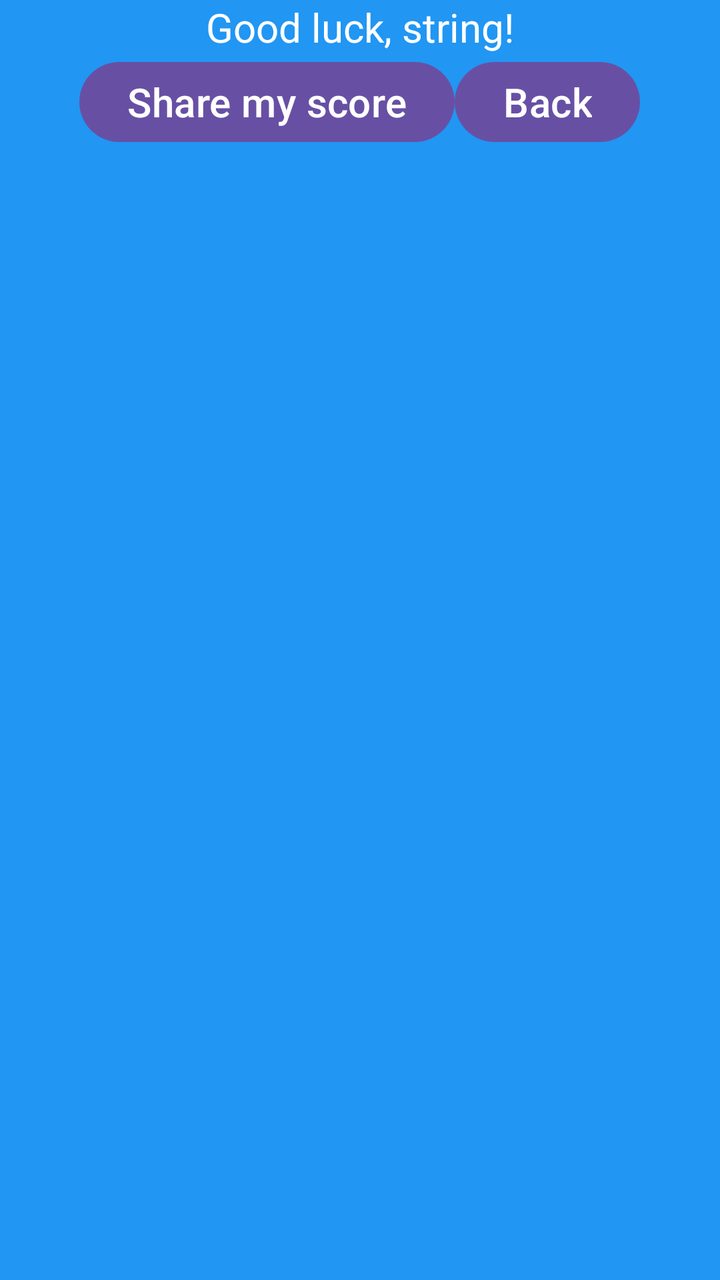
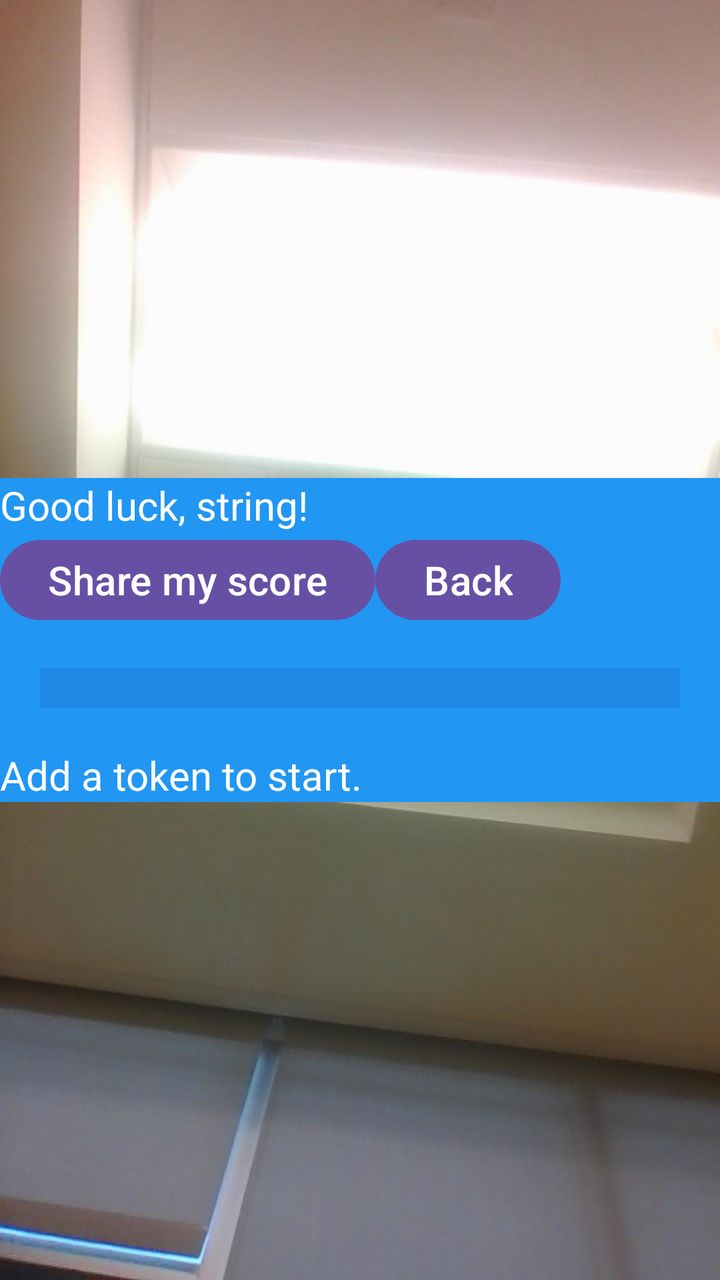

Compare the two renders of this Android layout. The source of the first and the diff that turns it into the second are given below.
<!-- AndroidManifest.xml: application theme Theme.Assignment1 -->
<!-- res/layout/activity_game.xml -->
<?xml version="1.0" encoding="utf-8"?>
<LinearLayout xmlns:android="http://schemas.android.com/apk/res/android"
    android:layout_width="match_parent"
    android:layout_height="wrap_content"
    android:background="#2196F3"
    android:gravity="center"
    android:orientation="vertical">

    <TextView
        android:id="@+id/goodLuckTextView"
        android:layout_width="wrap_content"
        android:layout_height="wrap_content"
        android:text="Good luck, string!"
        android:textColor="@color/white"
        android:textSize="20sp" />

    <LinearLayout
        android:id="@+id/optionsArea"
        android:layout_width="wrap_content"
        android:layout_height="match_parent"
        android:orientation="horizontal">

        <Button
            android:id="@+id/shareScoreButton"
            android:layout_width="wrap_content"
            android:layout_height="wrap_content"
            android:onClick="shareScoreChosen"
            android:text="Share my score"
            android:textSize="20sp" />

        <Button
            android:id="@+id/backButton"
            android:layout_width="wrap_content"
            android:layout_height="wrap_content"
            android:layout_weight="1"
            android:text="Back"
            android:textSize="20sp" />

    </LinearLayout>

    <LinearLayout
        android:id="@+id/addArea"
        android:layout_width="match_parent"
        android:layout_height="match_parent"
        android:gravity="center"
        android:orientation="horizontal">

    </LinearLayout>

    <LinearLayout
        android:id="@+id/boardArea"
        android:layout_width="match_parent"
        android:layout_height="match_parent"
        android:gravity="center"
        android:orientation="vertical">

        <LinearLayout
            android:id="@+id/verticalGroupsArea"
            android:layout_width="match_parent"
            android:layout_height="match_parent"
            android:layout_margin="20sp"
            android:background="#1E88E5"
            android:gravity="center"
            android:orientation="horizontal"
            android:paddingTop="10sp"
            android:paddingBottom="10sp">

        </LinearLayout>

    </LinearLayout>

    <TextView
        android:id="@+id/scoreTextView"
        android:layout_width="wrap_content"
        android:layout_height="wrap_content"
        android:text="Add a token to start."
        android:textColor="@color/white"
        android:textSize="20sp" />


</LinearLayout>
<!-- resources referenced by this layout -->
<resources>
  <color name="white">#FFFFFFFF</color>
  <style name="Theme.Assignment1" parent="Base.Theme.Assignment1" />
  <style name="Base.Theme.Assignment1" parent="Theme.Material3.DayNight.NoActionBar">
          
          
      </style>
</resources>

<!-- the commit's change to res/layout/activity_game.xml (unified diff, before → after) -->
@@ -2,80 +2,88 @@
 <LinearLayout xmlns:android="http://schemas.android.com/apk/res/android"
     android:layout_width="match_parent"
     android:layout_height="wrap_content"
-    android:background="#2196F3"
+    android:background="@drawable/background2"
     android:gravity="center"
     android:orientation="vertical">
 
-    <TextView
-        android:id="@+id/goodLuckTextView"
-        android:layout_width="wrap_content"
+    <LinearLayout
+        android:id="@+id/elementsArea"
+        android:layout_width="match_parent"
         android:layout_height="wrap_content"
-        android:text="Good luck, string!"
-        android:textColor="@color/white"
-        android:textSize="20sp" />
+        android:background="#2196F3"
+        android:orientation="vertical">
 
-    <LinearLayout
-        android:id="@+id/optionsArea"
-        android:layout_width="wrap_content"
-        android:layout_height="match_parent"
-        android:orientation="horizontal">
-
-        <Button
-            android:id="@+id/shareScoreButton"
+        <TextView
+            android:id="@+id/goodLuckTextView"
             android:layout_width="wrap_content"
             android:layout_height="wrap_content"
-            android:onClick="shareScoreChosen"
-            android:text="Share my score"
+            android:text="Good luck, string!"
+            android:textColor="@color/white"
             android:textSize="20sp" />
 
-        <Button
-            android:id="@+id/backButton"
+        <LinearLayout
+            android:id="@+id/optionsArea"
+            android:layout_width="wrap_content"
+            android:layout_height="match_parent"
+            android:orientation="horizontal">
+
+            <Button
+                android:id="@+id/shareScoreButton"
+                android:layout_width="wrap_content"
+                android:layout_height="wrap_content"
+                android:onClick="shareScoreChosen"
+                android:text="Share my score"
+                android:textSize="20sp" />
+
+            <Button
+                android:id="@+id/backButton"
+                android:layout_width="wrap_content"
+                android:layout_height="wrap_content"
+                android:layout_weight="1"
+                android:text="Back"
+                android:textSize="20sp" />
+
+        </LinearLayout>
+
+        <LinearLayout
+            android:id="@+id/addArea"
+            android:layout_width="match_parent"
+            android:layout_height="match_parent"
+            android:gravity="center"
+            android:orientation="horizontal">
+
+        </LinearLayout>
+
+        <LinearLayout
+            android:id="@+id/boardArea"
+            android:layout_width="match_parent"
+            android:layout_height="match_parent"
+            android:gravity="center"
+            android:orientation="vertical">
+
+            <LinearLayout
+                android:id="@+id/verticalGroupsArea"
+                android:layout_width="match_parent"
+                android:layout_height="match_parent"
+                android:layout_margin="20sp"
+                android:background="#1E88E5"
+                android:gravity="center"
+                android:orientation="horizontal"
+                android:paddingTop="10sp"
+                android:paddingBottom="10sp">
+
+            </LinearLayout>
+
+        </LinearLayout>
+
+        <TextView
+            android:id="@+id/scoreTextView"
             android:layout_width="wrap_content"
             android:layout_height="wrap_content"
-            android:layout_weight="1"
-            android:text="Back"
+            android:text="Add a token to start."
+            android:textColor="@color/white"
             android:textSize="20sp" />
 
     </LinearLayout>
 
-    <LinearLayout
-        android:id="@+id/addArea"
-        android:layout_width="match_parent"
-        android:layout_height="match_parent"
-        android:gravity="center"
-        android:orientation="horizontal">
-
-    </LinearLayout>
-
-    <LinearLayout
-        android:id="@+id/boardArea"
-        android:layout_width="match_parent"
-        android:layout_height="match_parent"
-        android:gravity="center"
-        android:orientation="vertical">
-
-        <LinearLayout
-            android:id="@+id/verticalGroupsArea"
-            android:layout_width="match_parent"
-            android:layout_height="match_parent"
-            android:layout_margin="20sp"
-            android:background="#1E88E5"
-            android:gravity="center"
-            android:orientation="horizontal"
-            android:paddingTop="10sp"
-            android:paddingBottom="10sp">
-
-        </LinearLayout>
-
-    </LinearLayout>
-
-    <TextView
-        android:id="@+id/scoreTextView"
-        android:layout_width="wrap_content"
-        android:layout_height="wrap_content"
-        android:text="Add a token to start."
-        android:textColor="@color/white"
-        android:textSize="20sp" />
-
-
 </LinearLayout>
<!-- resource entries referenced after the edit -->
@@ -1,6 +1,7 @@
 <!-- resources referenced by this layout -->
 <resources>
   <color name="white">#FFFFFFFF</color>
+  <!-- drawable background2: jpg bitmap (drawable, 78015 bytes) -->
   <style name="Theme.Assignment1" parent="Base.Theme.Assignment1" />
   <style name="Base.Theme.Assignment1" parent="Theme.Material3.DayNight.NoActionBar">
           
